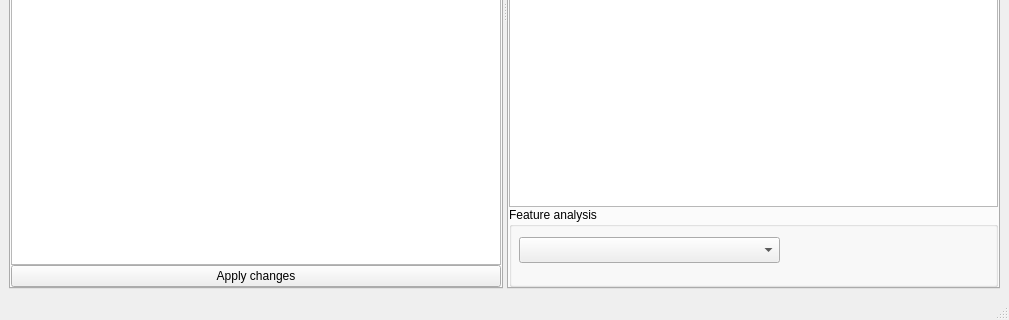
Old version of the form ui/lipidspacegui.ui in the repository lifs-tools/lipidspace; both pictures show x 0 to 1009 and y 295 to 615 of the 1009 by 615 pixel window.
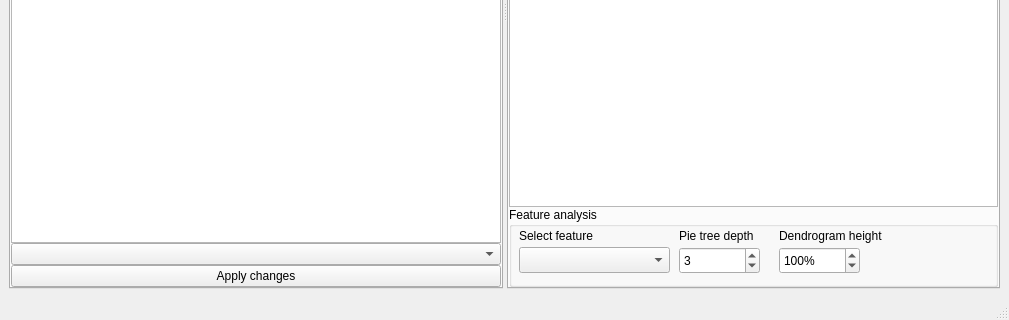
New version of the form. The open tabs and pages were chosen to show the change. Custom widgets are drawn as their Qt base class.

Commit message: added user dependent normalization

```diff
--- a/ui/lipidspacegui.ui
+++ b/ui/lipidspacegui.ui
@@ -68,6 +68,9 @@
          <item>
           <widget class="QListWidget" name="speciesList"/>
          </item>
+         <item>
+          <widget class="QComboBox" name="normalizationComboBox"/>
+         </item>
          <item>
           <widget class="QPushButton" name="speciesPushButton">
            <property name="text">
@@ -285,12 +288,86 @@
             <property name="geometry">
              <rect>
               <x>10</x>
-              <y>30</y>
-              <width>261</width>
+              <y>40</y>
+              <width>151</width>
               <height>26</height>
              </rect>
             </property>
            </widget>
+           <widget class="QLabel" name="label">
+            <property name="geometry">
+             <rect>
+              <x>10</x>
+              <y>20</y>
+              <width>91</width>
+              <height>18</height>
+             </rect>
+            </property>
+            <property name="text">
+             <string>Select feature</string>
+            </property>
+           </widget>
+           <widget class="QLabel" name="label_2">
+            <property name="geometry">
+             <rect>
+              <x>170</x>
+              <y>20</y>
+              <width>91</width>
+              <height>18</height>
+             </rect>
+            </property>
+            <property name="text">
+             <string>Pie tree depth</string>
+            </property>
+           </widget>
+           <widget class="QSpinBox" name="pieTreeSpinBox">
+            <property name="geometry">
+             <rect>
+              <x>170</x>
+              <y>40</y>
+              <width>81</width>
+              <height>27</height>
+             </rect>
+            </property>
+            <property name="value">
+             <number>3</number>
+            </property>
+           </widget>
+           <widget class="QLabel" name="label_3">
+            <property name="geometry">
+             <rect>
+              <x>270</x>
+              <y>20</y>
+              <width>131</width>
+              <height>18</height>
+             </rect>
+            </property>
+            <property name="text">
+             <string>Dendrogram height</string>
+            </property>
+           </widget>
+           <widget class="QSpinBox" name="dendrogramHeightSpinBox">
+            <property name="geometry">
+             <rect>
+              <x>270</x>
+              <y>40</y>
+              <width>81</width>
+              <height>27</height>
+             </rect>
+            </property>
+            <property name="suffix">
+             <string>%</string>
+            </property>
+            <property name="minimum">
+             <number>1</number>
+            </property>
+            <property name="maximum">
+             <number>10000</number>
+            </property>
+            <property name="value">
+             <number>100</number>
+            </property>
+           </widget>
           </widget>
          </item>
         </layout>
```
Left out of the diff: 2 changed lines with no effect on the pictures. The commit also changes 9 other files.
